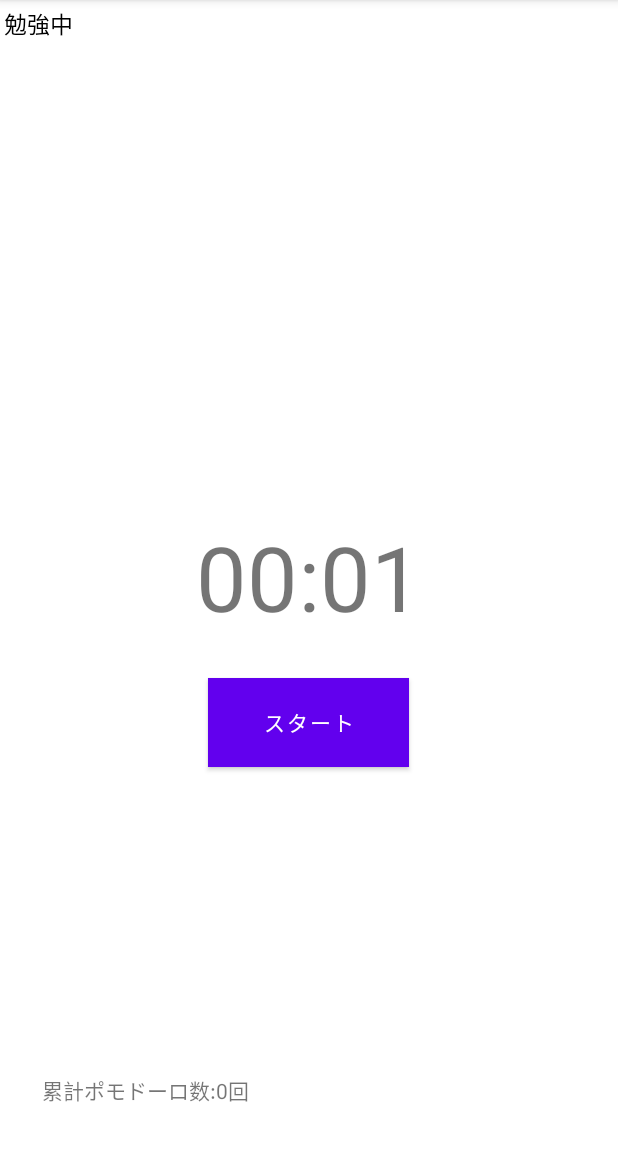
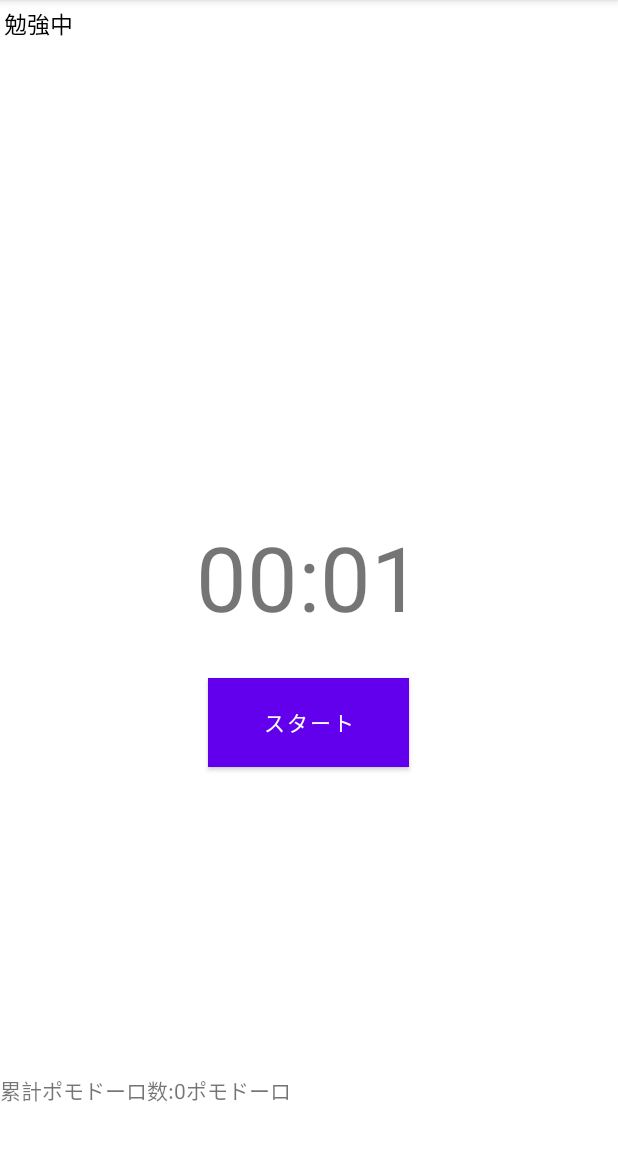
Before and after one commit to saso949/25-5-timer, an Android app: the screen it shows after launch (MainActivity), after a tap on "スタート", on a phone screen of 412 x 824 dp, the part 84-1236 px from its top. Run offline under Robolectric (Android 15) with nearby library versions, the phone set to English and light mode, and no system bars.

Commit message:
累計ポモドーロ数を端末内に保存する機能を追加

```diff
--- a/app/src/main/java/com/example/timer/MainActivity.kt
+++ b/app/src/main/java/com/example/timer/MainActivity.kt
@@ -7,6 +7,8 @@ import android.os.Handler
 import android.util.Log
 import androidx.appcompat.app.AppCompatActivity
 import kotlinx.android.synthetic.main.activity_main.*
+import java.io.BufferedReader
+import java.io.File
 
 class MainActivity : AppCompatActivity() {
 
@@ -22,6 +24,8 @@ class MainActivity : AppCompatActivity() {
     var studyCount = 1
     var pomoCount = 0
 
+    var filePomo = "pomoCount.txt"
+
     var rnb0 = object : Runnable {
         override fun run() {
 
@@ -30,6 +34,15 @@ class MainActivity : AppCompatActivity() {
             viewCount = cnt / 10
             a = viewCount / 60
             b = viewCount % 60
+
+
+            val readFile = File(applicationContext.filesDir, "pomoCount.txt")
+            if (readFile.exists()) {
+                val contents = readFile.bufferedReader().use(BufferedReader::read)
+                pomoCount = contents
+            }
+
+            proCount.text = "累計ポモドーロ数:" + pomoCount + "ポモドーロ"
 
 
             //30分タイマー
@@ -76,6 +89,9 @@ class MainActivity : AppCompatActivity() {
                         soundPool.play(soundOne, 1.0f, 1.0f, 0, 0, 1.0f)
 
                         pomoCount ++
+                        File(applicationContext.filesDir, filePomo).writer().use {
+                            it.write(pomoCount)
+                        }
                         proCount.text = "累計ポモドーロ数:" + pomoCount + "ポモドーロ"
                     }
                 }
```
